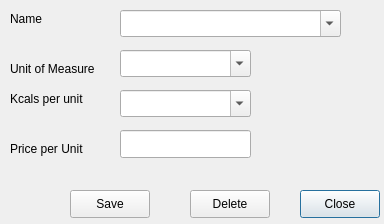
The window that open-ihm/gui/designs/ui_managefoodtypes.ui (snim2mirror/openihm) describes before a commit, drawn with Qt 5.
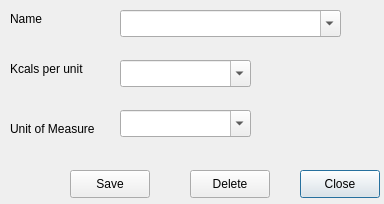
The same window after the commit.

Patch:
```diff
--- a/open-ihm/gui/designs/ui_managefoodtypes.ui
+++ b/open-ihm/gui/designs/ui_managefoodtypes.ui
@@ -1,28 +1,28 @@
 <ui version="4.0" >
  <class>FoodTypes</class>
- <widget class="QDialog" name="FoodTypes" >
-  <property name="geometry" >
+ <widget class="QDialog" name="FoodTypes">
+  <property name="geometry">
    <rect>
     <x>0</x>
     <y>0</y>
     <width>384</width>
-    <height>224</height>
+    <height>204</height>
    </rect>
   </property>
-  <property name="minimumSize" >
+  <property name="minimumSize">
    <size>
     <width>384</width>
-    <height>224</height>
+    <height>204</height>
    </size>
   </property>
   <property name="windowTitle" >
    <string>Manage Food Types</string>
   </property>
-  <widget class="QPushButton" name="cmdManageFoodClose" >
-   <property name="geometry" >
+  <widget class="QPushButton" name="cmdManageFoodClose">
+   <property name="geometry">
     <rect>
      <x>300</x>
-     <y>190</y>
+     <y>170</y>
      <width>80</width>
      <height>28</height>
     </rect>
@@ -31,11 +31,11 @@
     <string>Close</string>
    </property>
   </widget>
-  <widget class="QPushButton" name="cmdSave" >
-   <property name="geometry" >
+  <widget class="QPushButton" name="cmdSave">
+   <property name="geometry">
     <rect>
      <x>70</x>
-     <y>190</y>
+     <y>170</y>
      <width>80</width>
      <height>28</height>
     </rect>
@@ -70,11 +70,11 @@
     <string>Name</string>
    </property>
   </widget>
-  <widget class="QComboBox" name="cmbUnitOfMeasure" >
-   <property name="geometry" >
+  <widget class="QComboBox" name="cmbUnitOfMeasure">
+   <property name="geometry">
     <rect>
      <x>120</x>
-     <y>50</y>
+     <y>110</y>
      <width>131</width>
      <height>27</height>
     </rect>
@@ -83,11 +83,11 @@
     <bool>true</bool>
    </property>
   </widget>
-  <widget class="QLabel" name="label_3" >
-   <property name="geometry" >
+  <widget class="QLabel" name="label_3">
+   <property name="geometry">
     <rect>
      <x>10</x>
-     <y>60</y>
+     <y>120</y>
      <width>91</width>
      <height>18</height>
     </rect>
@@ -96,11 +96,11 @@
     <string>Unit of Measure</string>
    </property>
   </widget>
-  <widget class="QComboBox" name="cmbKCalories" >
-   <property name="geometry" >
+  <widget class="QComboBox" name="cmbKCalories">
+   <property name="geometry">
     <rect>
      <x>120</x>
-     <y>90</y>
+     <y>60</y>
      <width>131</width>
      <height>27</height>
     </rect>
@@ -109,11 +109,11 @@
     <bool>true</bool>
    </property>
   </widget>
-  <widget class="QLabel" name="label_4" >
-   <property name="geometry" >
+  <widget class="QLabel" name="label_4">
+   <property name="geometry">
     <rect>
      <x>10</x>
-     <y>90</y>
+     <y>60</y>
      <width>101</width>
      <height>18</height>
     </rect>
@@ -122,34 +122,11 @@
     <string>Kcals per unit</string>
    </property>
   </widget>
-  <widget class="QLineEdit" name="txtUnitPrice" >
-   <property name="geometry" >
-    <rect>
-     <x>120</x>
-     <y>130</y>
-     <width>131</width>
-     <height>28</height>
-    </rect>
-   </property>
-  </widget>
-  <widget class="QLabel" name="label_5" >
-   <property name="geometry" >
-    <rect>
-     <x>10</x>
-     <y>140</y>
-     <width>81</width>
-     <height>18</height>
-    </rect>
-   </property>
-   <property name="text" >
-    <string>Price per Unit</string>
-   </property>
-  </widget>
-  <widget class="QPushButton" name="cmdDelete" >
-   <property name="geometry" >
+  <widget class="QPushButton" name="cmdDelete">
+   <property name="geometry">
     <rect>
      <x>190</x>
-     <y>190</y>
+     <y>170</y>
      <width>80</width>
      <height>28</height>
     </rect>
```
Left out of the diff: 31 changed lines with no effect on the pictures.
